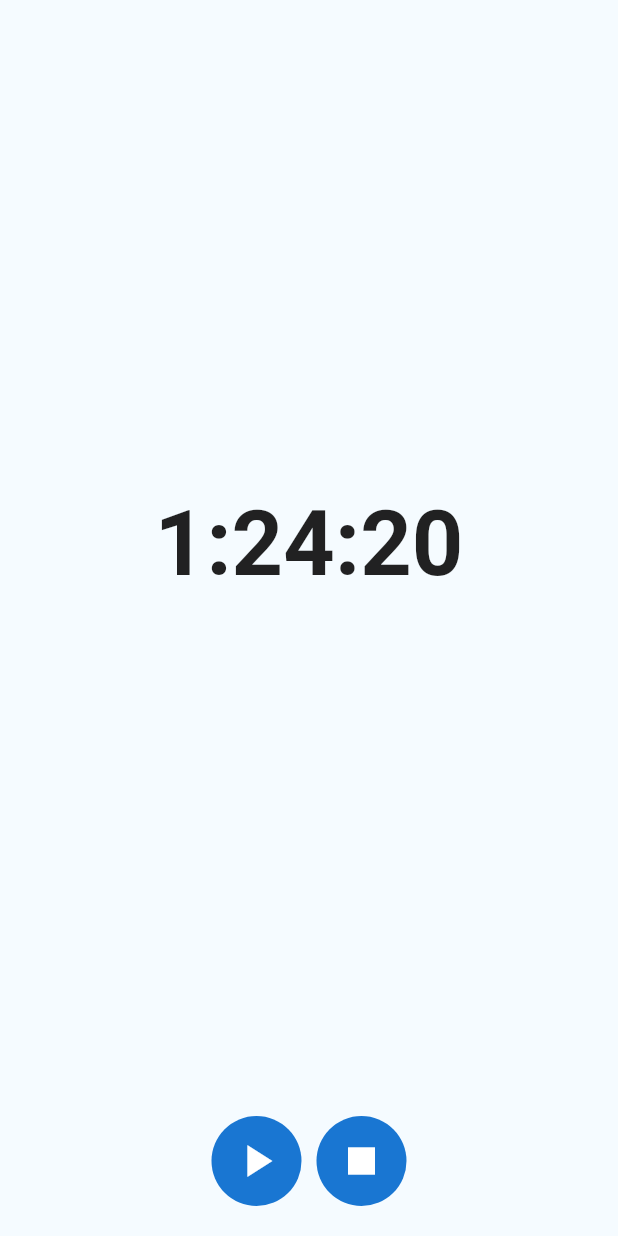
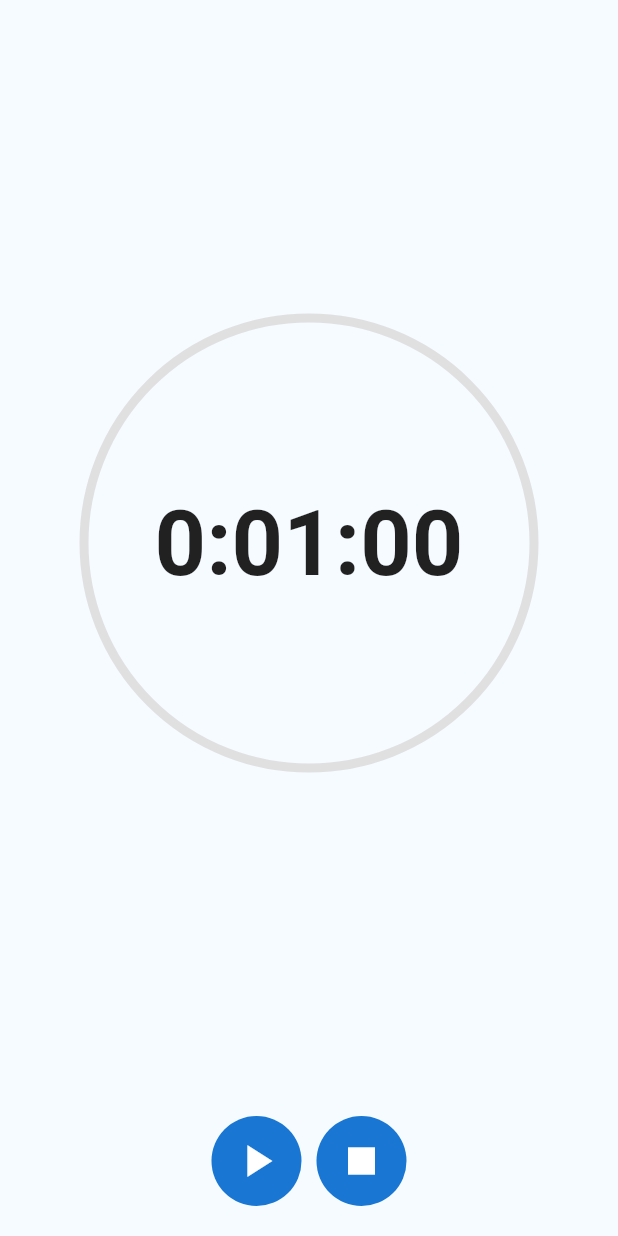
Before and after one commit to tonydavidx/Flutter-countdown-app, a Flutter app: the screen it shows after launch, on a phone screen of 412 x 824 dp. Run offline on Flutter 3.47's test engine with Material 2 defaults, Android fonts, the phone set to English and light mode, and no system bars; missing offline and left inert: flutter_ringtone_player.

Commit message:
countdown app completed

```diff
--- a/lib/views/countdown-page.dart
+++ b/lib/views/countdown-page.dart
@@ -1,5 +1,7 @@
+import 'package:flutter/cupertino.dart';
 import 'package:flutter/material.dart';
 import '../widgets/round-button.dart';
+import 'package:flutter_ringtone_player/flutter_ringtone_player.dart';
 
 class CountdownPage extends StatefulWidget {
   const CountdownPage({Key? key}) : super(key: key);
@@ -8,7 +10,61 @@ class CountdownPage extends StatefulWidget {
   _CountdownPageState createState() => _CountdownPageState();
 }
 
-class _CountdownPageState extends State<CountdownPage> {
+class _CountdownPageState extends State<CountdownPage>
+    with TickerProviderStateMixin {
+  late AnimationController controller;
+
+  bool isPlaying = false;
+
+  String get countText {
+    Duration count = controller.duration! * controller.value;
+    return controller.isDismissed
+        ? '${controller.duration!.inHours}:${(controller.duration!.inMinutes % 60).toString().padLeft(2, '0')}:${(controller.duration!.inSeconds % 60).toString().padLeft(2, '0')}'
+        : '${count.inHours}:${(count.inMinutes % 60).toString().padLeft(2, '0')}:${(count.inSeconds % 60).toString().padLeft(2, '0')}';
+  }
+
+  double progressValue = 0;
+
+  Duration lastDuration = Duration(seconds: 60);
+
+  void notify() {
+    if (countText == '0:00:01') {
+      FlutterRingtonePlayer.playNotification();
+    }
+  }
+
+  @override
+  void initState() {
+    super.initState();
+    controller = AnimationController(
+      vsync: this,
+      duration: Duration(seconds: 60),
+    );
+    controller.addListener(
+      () {
+        notify();
+        if (controller.isDismissed) {
+          setState(() {
+            progressValue = 1.0;
+            isPlaying = false;
+          });
+        } else {
+          setState(
+            () {
+              progressValue = controller.value;
+            },
+          );
+        }
+      },
+    );
+  }
+
+  @override
+  void dispose() {
+    controller.dispose();
+    super.dispose();
+  }
+
   @override
   Widget build(BuildContext context) {
     return Scaffold(
@@ -17,14 +73,52 @@ class _CountdownPageState extends State<CountdownPage> {
         children: [
           Expanded(
             child: Center(
-              child: GestureDetector(
-                child: Text(
-                  '1:24:20',
-                  style: TextStyle(
-                    fontSize: 60,
-                    fontWeight: FontWeight.bold,
+              child: Stack(
+                alignment: Alignment.center,
+                children: [
+                  SizedBox(
+                    width: 300,
+                    height: 300,
+                    child: CircularProgressIndicator(
+                      backgroundColor: Colors.grey.shade300,
+                      strokeWidth: 6,
+                      value: progressValue,
+                    ),
                   ),
-                ),
+                  GestureDetector(
+                    onTap: () {
+                      if (controller.isDismissed) {
+                        showModalBottomSheet(
+                          context: context,
+                          builder: (context) => Container(
+                            height: 300,
+                            child: CupertinoTimerPicker(
+                              initialTimerDuration: lastDuration,
+                              onTimerDurationChanged: (time) {
+                                setState(
+                                  () {
+                                    controller.duration = time;
+                                    lastDuration = time;
+                                  },
+                                );
+                              },
+                            ),
+                          ),
+                        );
+                      }
+                    },
+                    child: AnimatedBuilder(
+                      animation: controller,
+                      builder: (context, child) => Text(
+                        countText,
+                        style: TextStyle(
+                          fontSize: 60,
+                          fontWeight: FontWeight.bold,
+                        ),
+                      ),
+                    ),
+                  ),
+                ],
               ),
             ),
           ),
@@ -33,11 +127,37 @@ class _CountdownPageState extends State<CountdownPage> {
             child: Row(
               mainAxisAlignment: MainAxisAlignment.center,
               children: [
-                RoundButton(
-                  icon: Icons.play_arrow,
+                GestureDetector(
+                  onTap: () {
+                    if (controller.isAnimating == false) {
+                      controller.reverse(
+                          from: controller.value == 0 ? 1.0 : controller.value);
+                      setState(() {
+                        isPlaying = true;
+                      });
+                    } else {
+                      controller.stop();
+                      setState(
+                        () {
+                          isPlaying = false;
+                        },
+                      );
+                    }
+                  },
+                  child: RoundButton(
+                    icon: isPlaying ? Icons.pause : Icons.play_arrow,
+                  ),
                 ),
-                RoundButton(
-                  icon: Icons.stop,
+                GestureDetector(
+                  onTap: () {
+                    controller.reset();
+                    setState(() {
+                      isPlaying = false;
+                    });
+                  },
+                  child: RoundButton(
+                    icon: Icons.stop,
+                  ),
                 ),
               ],
             ),
```
Also changed, not shown: pubspec.yaml (+2 -5 lines), pubspec.lock.
